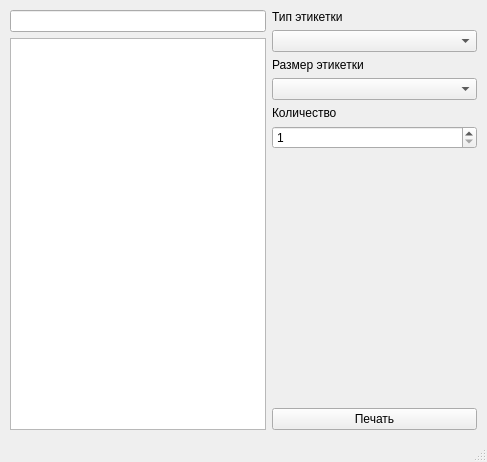
First picture: the form in src/gui/mainwindow.ui, repository gusya1/PrintLabelMS, before the edit.
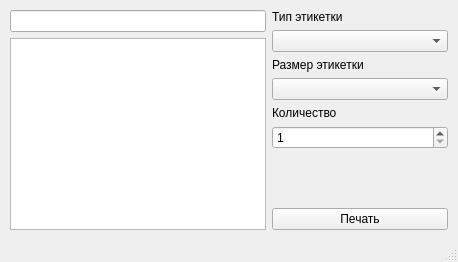
Second picture: the form after the edit.

Commit message: remove fixed window size

```diff
--- a/src/gui/mainwindow.ui
+++ b/src/gui/mainwindow.ui
@@ -2,14 +2,6 @@
 <ui version="4.0">
  <class>MainWindow</class>
  <widget class="QMainWindow" name="MainWindow">
-  <property name="geometry">
-   <rect>
-    <x>0</x>
-    <y>0</y>
-    <width>487</width>
-    <height>462</height>
-   </rect>
-  </property>
   <property name="windowTitle">
    <string>Печать этикеток</string>
   </property>
```
The commit also changes 2 other files.
